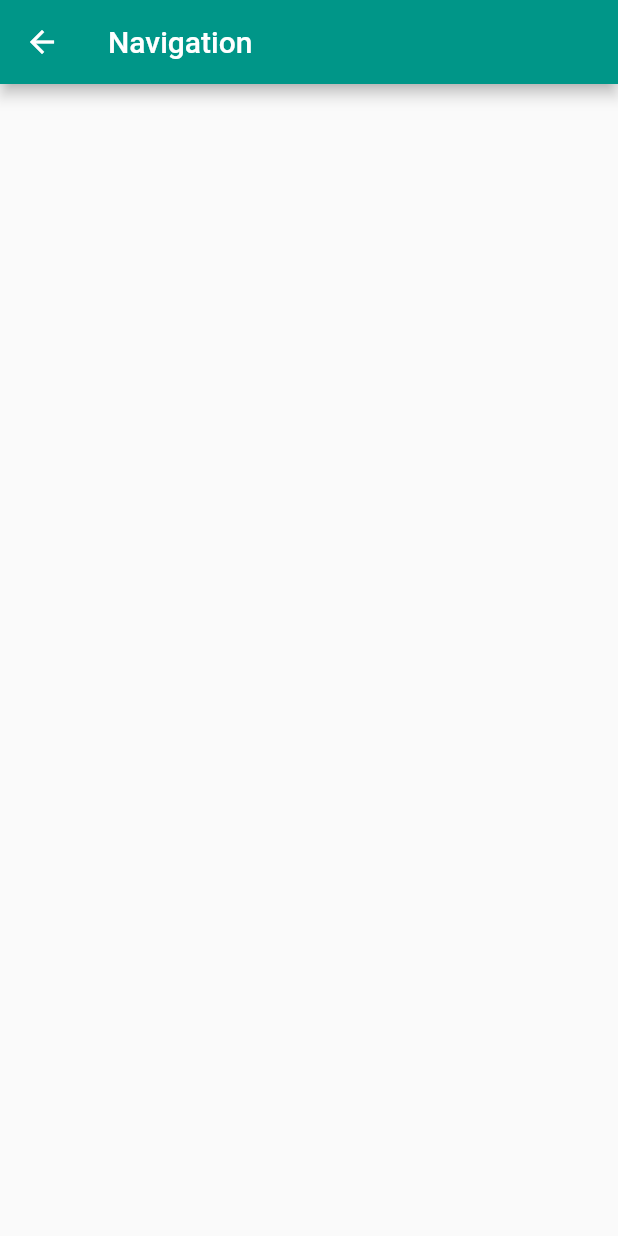
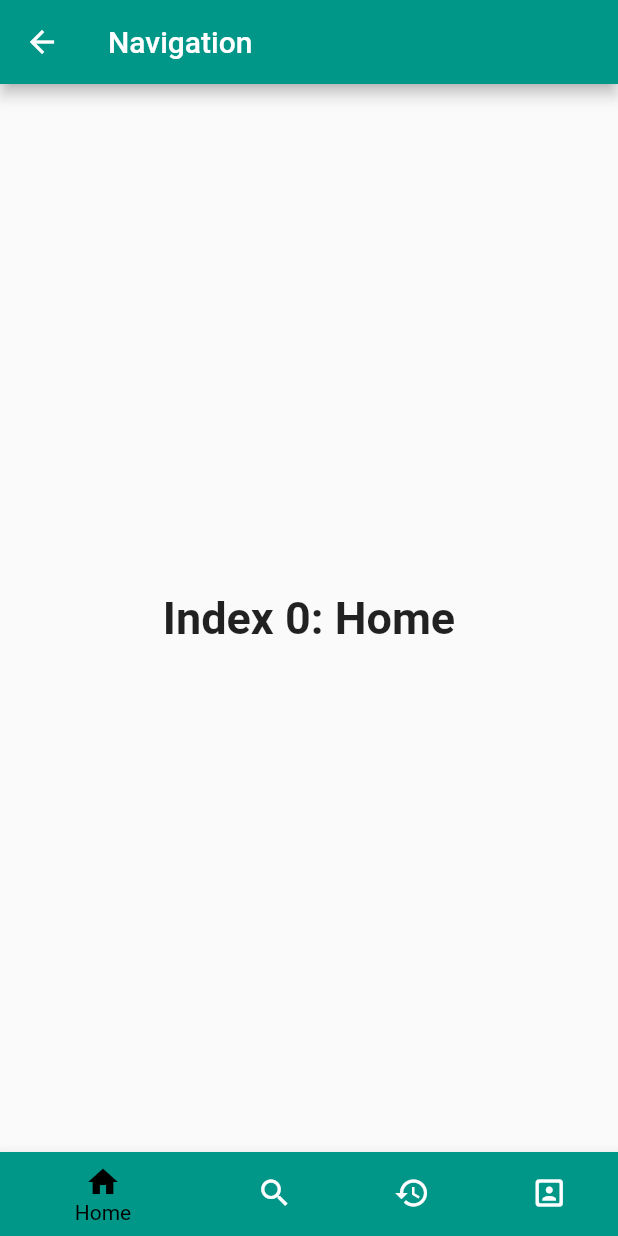
Before and after one commit to Emanuel-Ordonez/Book_Loaning_App, a Flutter app: the NavigationPage screen opened directly, on a phone screen of 412 x 824 dp. Run offline on Flutter 3.47's test engine with Material 2 defaults, Android fonts, the light colour scheme and no system bars.

Commit message:
navigation

```diff
--- a/lib/myapp.dart
+++ b/lib/myapp.dart
@@ -26,8 +26,8 @@ class MyApp extends StatelessWidget {
       //home: MyLoginPage(title: 'Login'),
 
       //temperary
-      //home: NavigationPage(title: 'Navigation',)
-      home: ProfilePage(title: 'profile',)
+      home: NavigationPage(title: 'Navigation',)
+      //home: ProfilePage(title: 'profile',)
     );
   }
 }
--- a/lib/navigation/navigation.dart
+++ b/lib/navigation/navigation.dart
@@ -20,6 +20,34 @@ class NavigationPage extends StatefulWidget {
 }
 
 class _NavigationPageState extends State<NavigationPage> {
+  int _selectedIndex = 0;
+  static const TextStyle optionStyle =
+      TextStyle(fontSize: 30, fontWeight: FontWeight.bold);
+  static const List<Widget> _widgetOptions = <Widget>[
+    Text(
+      'Index 0: Home',
+      style: optionStyle,
+    ),
+    Text(
+      'Index 1: Search',
+      style: optionStyle,
+    ),
+    Text(
+      'Index 2: History',
+      style: optionStyle,
+    ),
+    Text(
+      'Index 3: Profile',
+      style: optionStyle,
+    ),
+  ];
+
+  void _onItemTapped(int index) {
+    setState(() {
+      _selectedIndex = index;
+    });
+  }
+
   @override
   Widget build(BuildContext context) {
     // This method is rerun every time setState is called, for instance as done
@@ -31,7 +59,33 @@ class _NavigationPageState extends State<NavigationPage> {
     return Scaffold(
       appBar: AppBar(title: Text('Navigation')),
       body: Center(
-
+        child: _widgetOptions.elementAt(_selectedIndex)
+      ),
+      bottomNavigationBar: BottomNavigationBar(
+        selectedItemColor: Colors.black,
+        onTap: (value) => _onItemTapped(value),
+        items: const <BottomNavigationBarItem>[
+          BottomNavigationBarItem(
+            icon: Icon(Icons.home),
+            label: 'Home',
+            backgroundColor: Colors.teal,
+          ),
+          BottomNavigationBarItem(
+            icon: Icon(Icons.search),
+            label: 'Search',
+            backgroundColor: Colors.teal,
+          ),
+          BottomNavigationBarItem(
+            icon: Icon(Icons.history),
+            label: 'History',
+            backgroundColor: Colors.teal,
+          ),
+          BottomNavigationBarItem(
+            icon: Icon(Icons.portrait_rounded),
+            label: 'Profile',
+            backgroundColor: Colors.teal,
+          ),
+        ],
       ),
     );
   }
```
